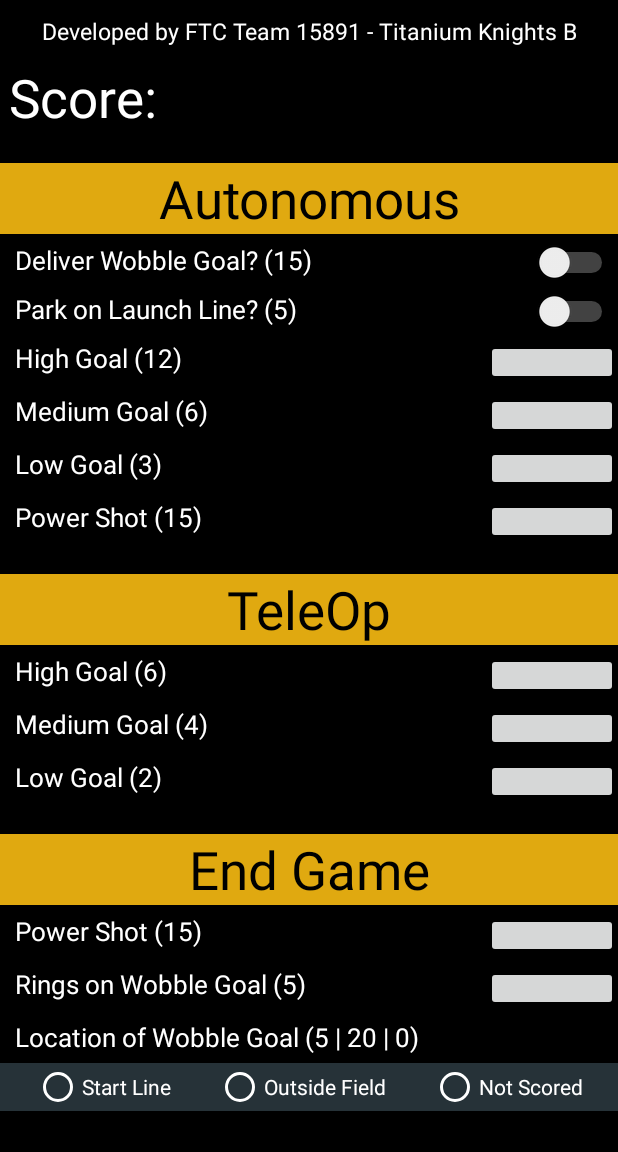
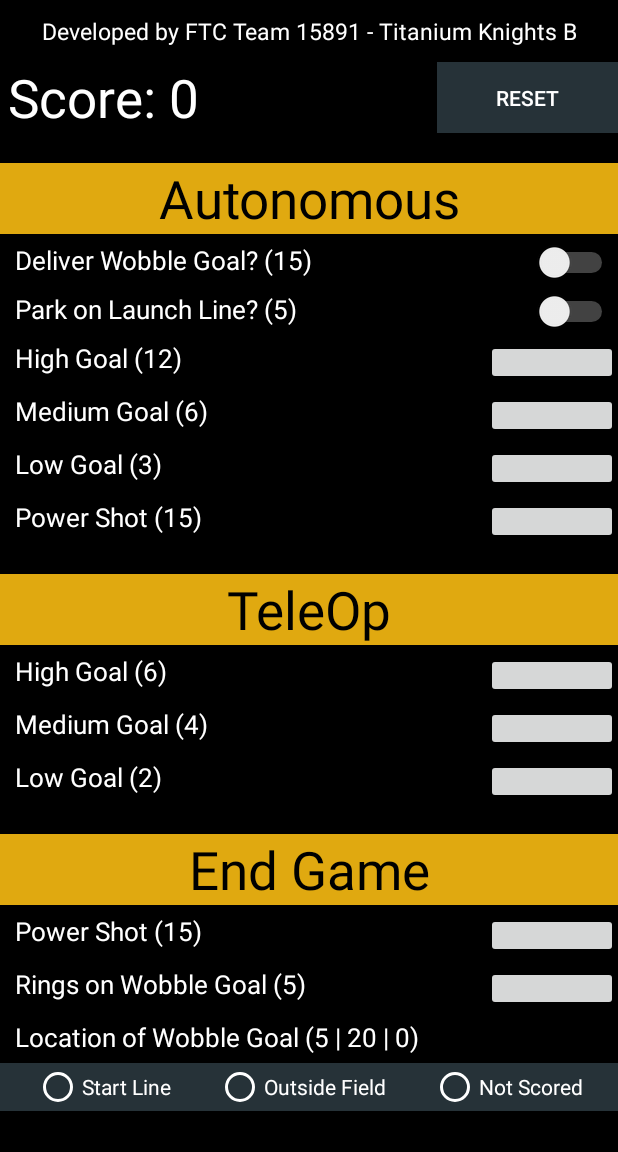
Before and after one commit to arikamat/UltimateGoalScoringApp, an Android app: the screen it shows after launch (MainActivity), on a phone screen of 412 x 824 dp, the part 84-1236 px from its top. Run offline under Robolectric (Android 15) with nearby library versions, the light colour scheme and no system bars; libraries missing offline, so code that uses them is left out: com.cepheuen.elegantnumberbutton; plain views replace ElegantNumberButton; 27 statements that could not run were skipped.

Commit message:
Right before changing all files for publishing
Signed-off-by: Ari Kamat <arijkamat@gmail.com>

```diff
--- a/app/src/main/res/layout/activity_main.xml
+++ b/app/src/main/res/layout/activity_main.xml
@@ -25,6 +25,7 @@
                 android:layout_width="match_parent"
                 android:layout_height="10dp"
                 />
+
             <TextView
                 android:layout_width="match_parent"
                 android:layout_height="wrap_content"
@@ -39,18 +40,35 @@
                 android:layout_width="match_parent"
                 android:layout_height="10dp"
                 />
+            <LinearLayout
+                android:layout_width="match_parent"
+                android:layout_height="wrap_content"
+                android:orientation="horizontal">
+
                 <TextView
                     android:id="@+id/score"
-                    android:layout_width="wrap_content"
+                    android:layout_width="275dp"
                     android:layout_height="wrap_content"
-                    android:background="@color/materialTheme"
-                    android:textColor="@color/textColor"
                     android:layout_marginLeft="5dp"
                     android:layout_marginRight="5dp"
-                    android:textSize="35sp"
-                    android:text="Score:                    "
-                    android:gravity="center"/>
-
+                    android:background="@color/materialTheme"
+                    android:gravity="left"
+                    android:text="Score: 0"
+                    android:textColor="@color/textColor"
+                    android:textSize="35sp" />
+                <Space
+                    android:layout_width="5dp"
+                    android:layout_height="match_parent"
+                    />
+                <Button
+                    android:id="@+id/resetButton"
+                    android:layout_width="fill_parent"
+                    android:layout_height="match_parent"
+                    android:text="Reset"
+                    android:textColor="@color/white"
+                    android:background="@color/gray"
+                    />
+            </LinearLayout>
             <Space
                 android:layout_width="match_parent"
                 android:layout_height="20dp"
@@ -205,7 +223,7 @@
                     android:id="@+id/autoLowButton"
                     android:layout_width="wrap_content"
                     android:layout_height="30dp"
-                    android:layout_marginRight="0dp"
+                    android:layout_marginEnd="0dp"
                     app:textColor="@color/white"
                     app:backGroundColor="@color/gray"/>/>
             </LinearLayout>
```
Also changed, not shown: app/src/main/java/com/arikamat/ftcultimategoalscorer/MainActivity.java (+30 -9 lines).
